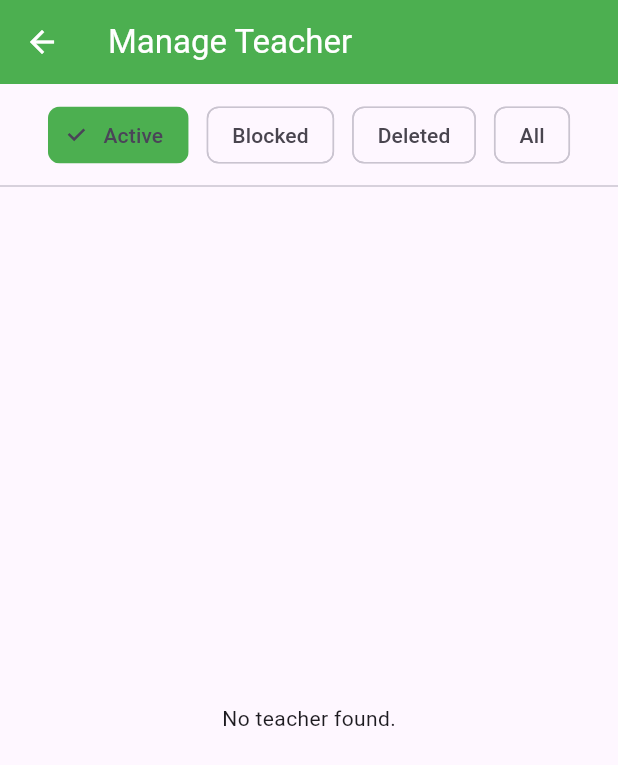
After one commit to fasnafebin24/smartalloc, a Flutter app: the AdminHomeScreen screen opened directly, after a tap on "Manage Teachers", on a phone screen of 412 x 824 dp. The commit adds this screen. Shown: the top 765 px of the screen. Run offline on Flutter 3.47's test engine with Material 3 defaults, Android fonts, the phone set to English and light mode, and no system bars; our stand-ins replace cloud_firestore, firebase_auth, firebase_core, shared_preferences; accounts and stored records are empty.

Commit message:
manage user , manage student and logout completed

```diff
--- /dev/null
+++ b/lib/features/admin/manage/manageteacher_screen.dart
@@ -0,0 +1,146 @@
+import 'package:cloud_firestore/cloud_firestore.dart';
+import 'package:flutter/material.dart';
+
+class ManageTeacherPage extends StatefulWidget {
+  const ManageTeacherPage({super.key});
+
+  @override
+  State<ManageTeacherPage> createState() => _ManageTeacherPageState();
+}
+
+class _ManageTeacherPageState extends State<ManageTeacherPage> {
+  String selectedFilter = "active"; // default filter
+
+  Stream<QuerySnapshot> getteacher() {
+    final collection = FirebaseFirestore.instance.collection("Users");
+
+    if (selectedFilter == "all") {
+      return collection.where("role", isEqualTo: "teacher").snapshots();
+    } else if (selectedFilter == "active") {
+      return collection
+          .where("role", isEqualTo: "teacher")
+          .where("status", isEqualTo: 1)
+          .snapshots();
+    } else if (selectedFilter == "blocked") {
+      return collection
+          .where("role", isEqualTo: "teacher")
+          .where("status", isEqualTo: 0)
+          .snapshots();
+    } else if (selectedFilter == "deleted") {
+      return collection
+          .where("role", isEqualTo: "teacher")
+          .where("status", isEqualTo: -1)
+          .snapshots();
+    }
+
+    return collection.snapshots();
+  }
+
+  @override
+  Widget build(BuildContext context) {
+    return Scaffold(
+      appBar: AppBar(
+        title: const Text("Manage Teacher"),
+        backgroundColor: const Color(0xFF4CAF50),
+        foregroundColor: Colors.white,
+      ),
+
+      body: Column(
+        children: [
+          const SizedBox(height: 10),
+
+          // ---------- FILTER BUTTONS ----------
+          SingleChildScrollView(
+            scrollDirection: Axis.horizontal,
+            child: Row(
+              children: [
+                filterButton("active", "Active"),
+                filterButton("blocked", "Blocked"),
+                filterButton("deleted", "Deleted"),
+                filterButton("all", "All"),
+              ],
+            ),
+          ),
+
+          const Divider(height: 20),
+
+          // ---------- teacher LIST ----------
+          Expanded(
+            child: StreamBuilder<QuerySnapshot>(
+              stream: getteacher(),
+              builder: (context, snapshot) {
+                if (snapshot.connectionState == ConnectionState.waiting) {
+                  return const Center(child: CircularProgressIndicator());
+                }
+
+                if (!snapshot.hasData || snapshot.data!.docs.isEmpty) {
+                  return const Center(
+                    child: Text("No teacher found."),
+                  );
+                }
+
+                final teachers = snapshot.data!.docs;
+
+                return ListView.builder(
+                  padding: const EdgeInsets.all(16),
+                  itemCount: teachers.length,
+                  itemBuilder: (context, index) {
+                    var teacher = teachers[index].data() as Map<String, dynamic>;
+
+                    return Card(
+                      margin: const EdgeInsets.only(bottom: 12),
+                      child: ListTile(
+                        leading: CircleAvatar(
+                          backgroundColor: const Color(0xFF4CAF50),
+                          foregroundColor: Colors.white,
+                          child: Text(teacher["name"][0].toUpperCase()),
+                        ),
+                        title: Text(teacher["name"]),
+                        subtitle: Text(teacher["email"]),
+                        trailing: Row(
+                          mainAxisSize: MainAxisSize.min,
+                          children: [
+                            // Edit
+
+
+                            // Delete
+                            IconButton(
+                              icon: const Icon(Icons.delete, color: Colors.red),
+                              onPressed: () async {
+                                await FirebaseFirestore.instance
+                                    .collection("Users")
+                                    .doc(teacher["uid"])
+                                    .update({"status": -1});
+                              },
+                            ),
+                          ],
+                        ),
+                      ),
+                    );
+                  },
+                );
+              },
+            ),
+          ),
+        ],
+      ),
+    );
+  }
+
+  // ----------- FILTER BUTTON WIDGET -----------
+  Widget filterButton(String value, String label) {
+    return Padding(
+      padding: const EdgeInsets.symmetric(horizontal: 6),
+      child: ChoiceChip(
+        label: Text(label),
+        selected: selectedFilter == value,
+        selectedColor: Colors.green,
+        onSelected: (_) {
+          setState(() {
+            selectedFilter = value;
+          });
+        },
+      ),
+    );
+  }
+}
```
Also changed, not shown: lib/features/admin/home/home_screen.dart (+25 -109 lines), lib/features/admin/manage/managestudent_screen.dart (added, +146 -0 lines), lib/features/teacher/bottomnav/bottom_nav_screen.dart (+15 -1 lines).
